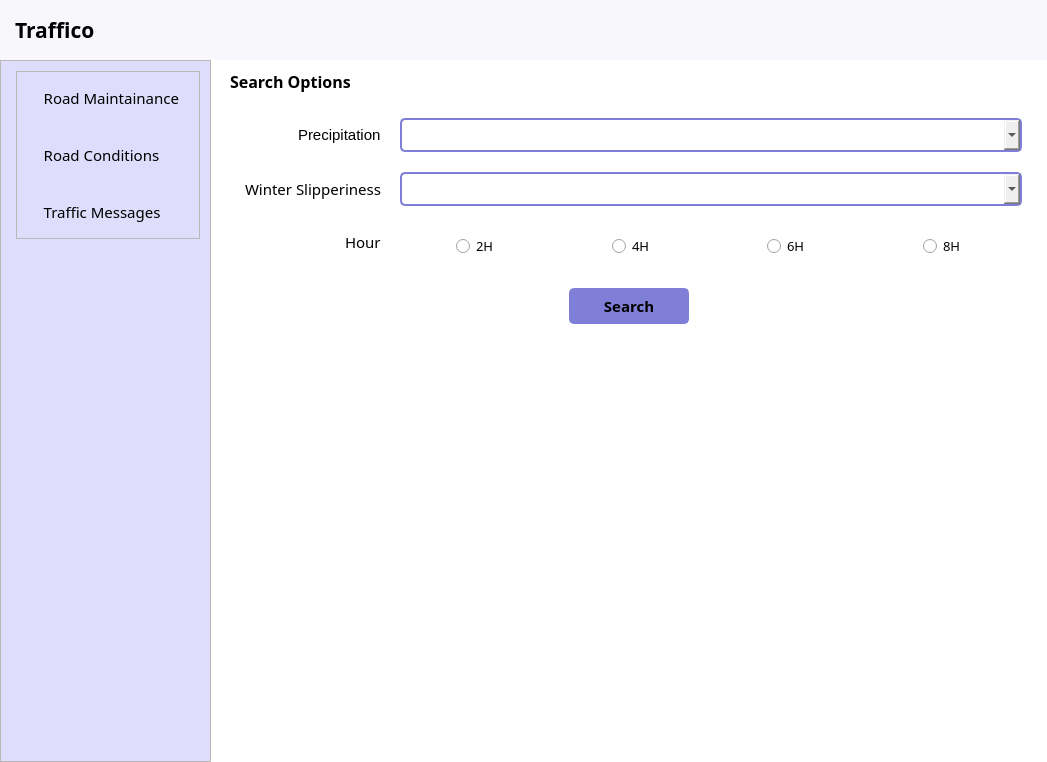
FAHID-KHAN/Traffico-Finnish-Traffic-System-, file interface.ui: the form before one commit.
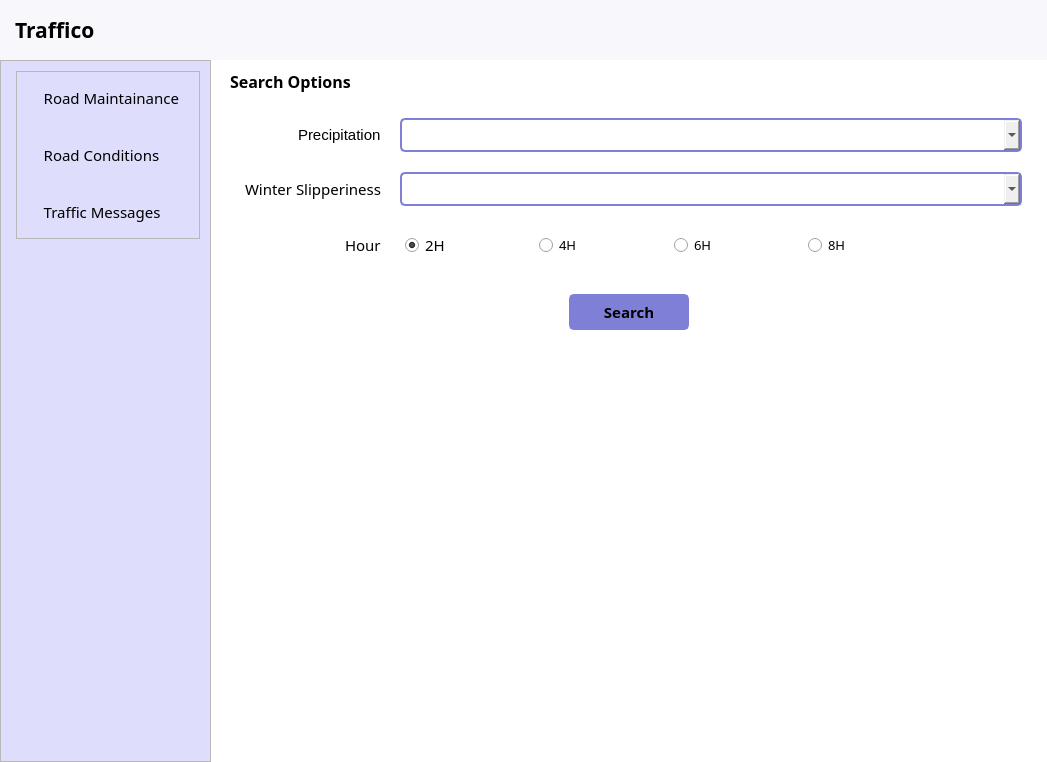
The form after the commit. The open tabs and pages were chosen to show the change. Icons and pictures are not drawn.

Commit message: Add: radio buttons

What changed in the file:
```diff
--- a/interface.ui
+++ b/interface.ui
@@ -967,21 +967,43 @@
                           </widget>
                          </item>
                          <item row="2" column="1">
+                          <widget class="QFrame" name="frame">
                           <layout class="QHBoxLayout" name="horizontalLayout_15">
-                           <item alignment="Qt::AlignHCenter|Qt::AlignBottom">
+                            <property name="spacing">
+                             <number>0</number>
+                            </property>
+                            <property name="leftMargin">
+                             <number>5</number>
+                            </property>
+                            <property name="topMargin">
+                             <number>5</number>
+                            </property>
+                            <property name="rightMargin">
+                             <number>80</number>
+                            </property>
+                            <property name="bottomMargin">
+                             <number>5</number>
+                            </property>
+                            <item>
                             <widget class="QRadioButton" name="radioButton_1">
                              <property name="font">
                               <font>
                                <family>Mulish</family>
-                               <pointsize>10</pointsize>
+                                <pointsize>11</pointsize>
                               </font>
                              </property>
                              <property name="text">
                               <string>2H</string>
                              </property>
-                            </widget>
-                           </item>
-                           <item alignment="Qt::AlignHCenter|Qt::AlignBottom">
+                              <property name="checked">
+                               <bool>true</bool>
+                              </property>
+                              <attribute name="buttonGroup">
+                               <string notr="true">buttonGroup</string>
+                              </attribute>
+                             </widget>
+                            </item>
+                            <item>
                             <widget class="QRadioButton" name="radioButton_2">
                              <property name="font">
                               <font>
@@ -992,9 +1014,12 @@
                              <property name="text">
                               <string>4H</string>
                              </property>
-                            </widget>
-                           </item>
-                           <item alignment="Qt::AlignHCenter|Qt::AlignBottom">
+                              <attribute name="buttonGroup">
+                               <string notr="true">buttonGroup</string>
+                              </attribute>
+                             </widget>
+                            </item>
+                            <item>
                             <widget class="QRadioButton" name="radioButton_3">
                              <property name="font">
                               <font>
@@ -1005,9 +1030,12 @@
                              <property name="text">
                               <string>6H</string>
                              </property>
-                            </widget>
-                           </item>
-                           <item alignment="Qt::AlignHCenter|Qt::AlignBottom">
+                              <attribute name="buttonGroup">
+                               <string notr="true">buttonGroup</string>
+                              </attribute>
+                             </widget>
+                            </item>
+                            <item>
                             <widget class="QRadioButton" name="radioButton_4">
                              <property name="font">
                               <font>
@@ -1021,6 +1049,7 @@
                             </widget>
                            </item>
                           </layout>
+                          </widget>
                          </item>
                         </layout>
                        </item>
```
Left out of the diff: 24 changed lines with no effect on the pictures. Lines whose indentation alone changed are shown as unchanged. The commit also changes 2 other files.
